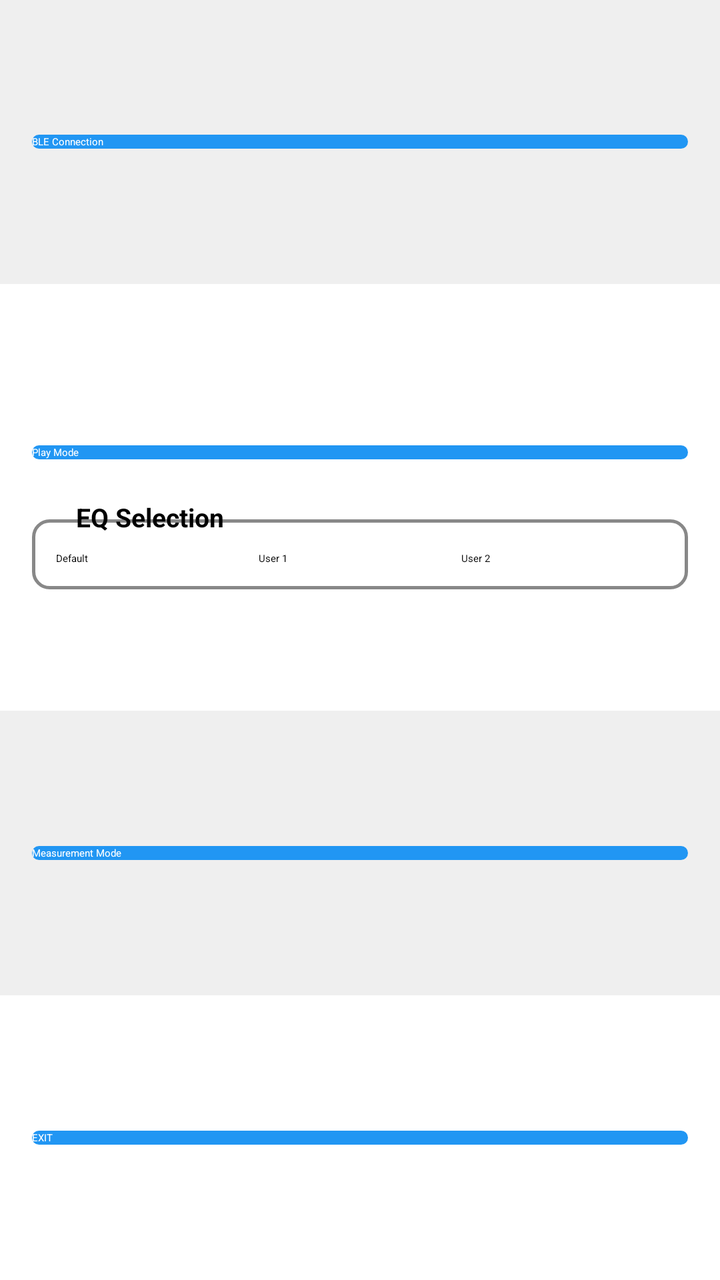
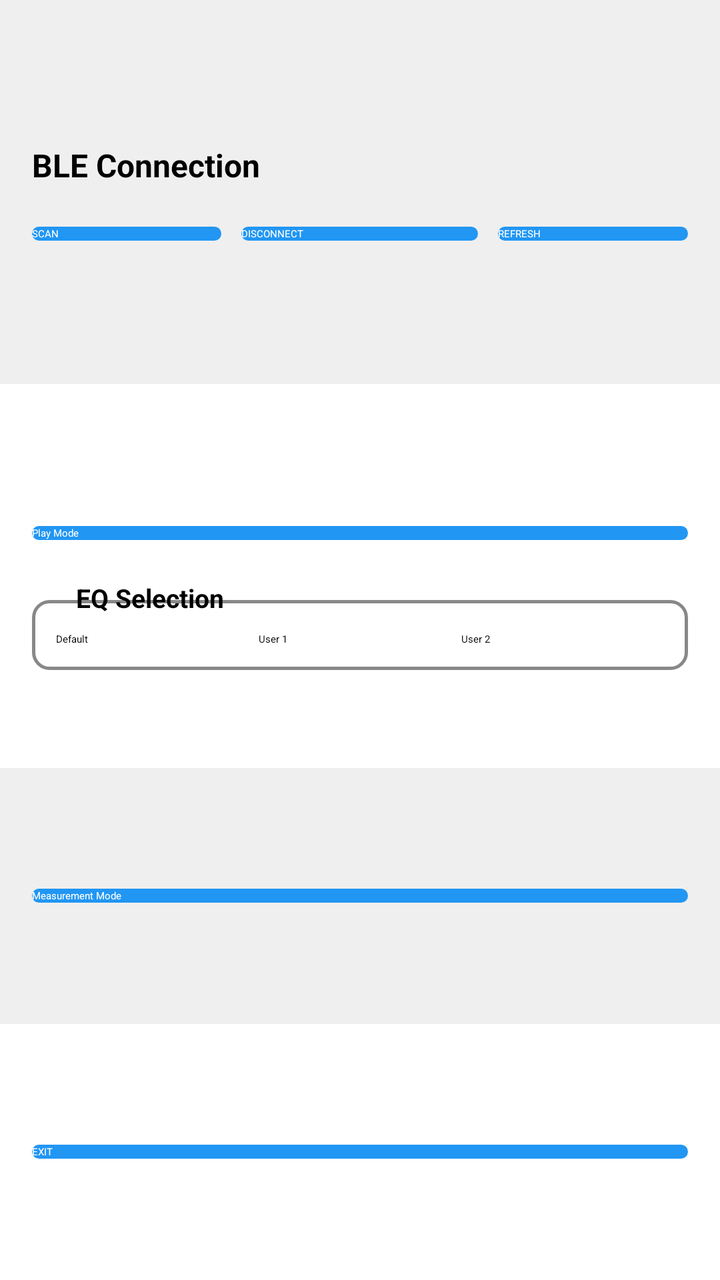

Compare the two renders of this Android layout. The source of the first and the diff that turns it into the second are given below.
<!-- AndroidManifest.xml: activity theme Theme.App.Starting -->
<!-- res/layout/activity_main.xml -->
<?xml version="1.0" encoding="utf-8"?>
<LinearLayout xmlns:android="http://schemas.android.com/apk/res/android"
    android:layout_width="match_parent"
    android:layout_height="match_parent"
    android:orientation="vertical">

    
    
    
    <LinearLayout
        android:layout_width="match_parent"
        android:layout_height="0dp"
        android:layout_weight="2"
        android:background="#10000000"
        android:gravity="center"
        android:orientation="vertical">

        <android.widget.Button
            android:id="@+id/btnBLEConnection"
            android:layout_width="match_parent"
            android:layout_height="wrap_content"
            android:layout_gravity="center"
            android:layout_marginLeft="16dp"
            android:layout_marginRight="16dp"
            android:background="@drawable/bg_button"
            android:text="@string/ble_connection"
            android:textColor="@color/btn_text_color" />
    </LinearLayout>

    
    
    
    <LinearLayout
        android:layout_width="match_parent"
        android:layout_height="0dp"
        android:layout_weight="3"
        android:gravity="center"
        android:orientation="vertical"
        android:padding="16dp">

        
        <LinearLayout
            android:layout_width="match_parent"
            android:layout_height="0dp"
            android:layout_marginBottom="10dp"
            android:layout_weight="4"
            android:gravity="bottom">

            <android.widget.Button
                android:id="@+id/btnPlayMode"
                android:layout_width="match_parent"
                android:layout_height="wrap_content"
                android:layout_alignParentTop="true"
                android:layout_centerHorizontal="true"
                android:layout_weight="1"
                android:background="@drawable/bg_button"
                android:text="@string/play_mode"
                android:textColor="@color/btn_text_color" />
        </LinearLayout>

        <LinearLayout
            android:layout_width="match_parent"
            android:layout_height="0dp"
            android:layout_marginTop="10dp"
            android:layout_weight="5"
            android:gravity="top">

            <RelativeLayout
                android:id="@+id/containerEqGroup"
                android:layout_width="match_parent"
                android:layout_height="wrap_content"
                android:layout_alignParentBottom="true"
                android:layout_weight="1">

                
                <LinearLayout
                    android:id="@+id/boxEqBorder"
                    android:layout_width="match_parent"
                    android:layout_height="wrap_content"
                    android:layout_marginTop="10dp"
                    android:background="@drawable/border_eq_group"
                    android:orientation="vertical"
                    android:paddingStart="12dp"
                    android:paddingTop="16dp"
                    android:paddingEnd="12dp"
                    android:paddingBottom="12dp">

                    
                    <RadioGroup
                        android:id="@+id/radioGroupEqSelection"
                        android:layout_width="match_parent"
                        android:layout_height="wrap_content"
                        android:orientation="horizontal">

                        <RadioButton
                            android:id="@+id/radioEQDefault"
                            android:layout_width="0dp"
                            android:layout_height="wrap_content"
                            android:layout_weight="1"
                            android:checked="true"
                            android:text="@string/eq_default" />

                        <RadioButton
                            android:id="@+id/radioEQUser1"
                            android:layout_width="0dp"
                            android:layout_height="wrap_content"
                            android:layout_weight="1"
                            android:text="@string/eq_user1" />

                        <RadioButton
                            android:id="@+id/radioEQUser2"
                            android:layout_width="0dp"
                            android:layout_height="wrap_content"
                            android:layout_weight="1"
                            android:text="@string/eq_user2" />
                    </RadioGroup>
                </LinearLayout>

                
                <TextView
                    android:id="@+id/tvEqSelectionTitle"
                    android:layout_width="wrap_content"
                    android:layout_height="wrap_content"
                    android:layout_alignParentStart="true"
                    android:layout_alignParentTop="true"
                    android:layout_marginStart="16dp"
                    android:background="?android:attr/windowBackground"
                    android:paddingStart="6dp"
                    android:paddingEnd="6dp"
                    android:text="@string/eq_selection"
                    android:textColor="@android:color/black"
                    android:textSize="13sp"
                    android:textStyle="bold" />

            </RelativeLayout>
        </LinearLayout>

        
    </LinearLayout>

    
    
    
    <LinearLayout
        android:layout_width="match_parent"
        android:layout_height="0dp"
        android:layout_weight="2"
        android:background="#10000000"
        android:gravity="center"
        android:orientation="vertical">

        <android.widget.Button
            android:id="@+id/btnMeasurementMode"
            android:layout_width="match_parent"
            android:layout_height="wrap_content"
            android:layout_gravity="center"
            android:layout_marginLeft="16dp"
            android:layout_marginRight="16dp"
            android:background="@drawable/bg_button"
            android:text="@string/measurement_mode"
            android:textColor="@color/btn_text_color" />
    </LinearLayout>

    
    
    
    <LinearLayout
        android:layout_width="match_parent"
        android:layout_height="0dp"
        android:layout_weight="2"
        android:gravity="center"
        android:orientation="vertical">

        <android.widget.Button
            android:id="@+id/btnExit"
            android:layout_width="match_parent"
            android:layout_height="wrap_content"
            android:layout_gravity="center"
            android:layout_marginLeft="16dp"
            android:layout_marginRight="16dp"
            android:background="@drawable/bg_button"
            android:text="@string/exit"
            android:textColor="@color/btn_text_color" />
    </LinearLayout>

</LinearLayout>
<!-- resources referenced by this layout -->
<resources>
  <color name="btn_text_color">#FFFFFFFF</color>
  <!-- drawable bg_button (drawable) -->
  <?xml version="1.0" encoding="utf-8"?>
  <selector xmlns:android="http://schemas.android.com/apk/res/android">
  
      
      <item android:state_pressed="true">
          <shape android:shape="rectangle">
              <solid android:color="#2196F3" /> 
              <corners android:radius="24dp" /> 
          </shape>
      </item>
  
      
      <item>
          <shape android:shape="rectangle">
              <solid android:color="#2196F3" /> 
              <corners android:radius="24dp" /> 
          </shape>
      </item>
  
  </selector>
  <!-- drawable border_eq_group (drawable) -->
  <?xml version="1.0" encoding="utf-8"?>
  <shape xmlns:android="http://schemas.android.com/apk/res/android"
      android:shape="rectangle">
      <solid android:color="@android:color/transparent" />
      <stroke
          android:width="1.5dp"
          android:color="#888888" /> 
      <corners android:radius="8dp" /> 
  </shape>
  <string name="ble_connection">BLE Connection</string>
  <string name="eq_default">Default</string>
  <string name="eq_selection">EQ Selection</string>
  <string name="eq_user1">User 1</string>
  <string name="eq_user2">User 2</string>
  <string name="exit">EXIT</string>
  <string name="measurement_mode">Measurement Mode</string>
  <string name="play_mode">Play Mode</string>
  <style name="Theme.App.Starting" parent="Theme.SplashScreen">
          
          <item name="windowSplashScreenBackground">#FFFFFF</item>
  
          
          <item name="windowSplashScreenIconBackgroundColor">#FFFFFF</item>
  
          
          <item name="windowSplashScreenAnimatedIcon">@drawable/ic_expamedia_logo</item>
  
          
          <item name="postSplashScreenTheme">@style/Theme.RoomEqualizer</item>
      </style>
  <style name="Theme.RoomEqualizer" parent="Theme.AppCompat.DayNight.NoActionBar">
          
          <item name="colorPrimary">@color/purple_500</item>
          <item name="colorPrimaryDark">@color/purple_700</item>
          <item name="colorAccent">@color/teal_200</item>
      </style>
  <color name="purple_500">#FF6200EE</color>
  <color name="purple_700">#FF3700B3</color>
  <color name="teal_200">#FF03DAC5</color>
</resources>

<!-- the commit's change to res/layout/activity_main.xml (unified diff, before → after) -->
@@ -10,21 +10,63 @@
     <LinearLayout
         android:layout_width="match_parent"
         android:layout_height="0dp"
-        android:layout_weight="2"
+        android:layout_weight="3"
         android:background="#10000000"
         android:gravity="center"
         android:orientation="vertical">
 
-        <android.widget.Button
-            android:id="@+id/btnBLEConnection"
-            android:layout_width="match_parent"
-            android:layout_height="wrap_content"
-            android:layout_gravity="center"
-            android:layout_marginLeft="16dp"
-            android:layout_marginRight="16dp"
-            android:background="@drawable/bg_button"
+        <TextView
+            android:id="@+id/textView"
+            android:layout_width="match_parent"
+            android:layout_height="wrap_content"
+            android:layout_marginLeft="16dp"
+            android:layout_marginRight="16dp"
+            android:layout_marginBottom="20dp"
             android:text="@string/ble_connection"
-            android:textColor="@color/btn_text_color" />
+            android:textColor="@color/black"
+            android:textSize="16sp"
+            android:textStyle="bold" />
+
+        <LinearLayout
+            android:layout_width="match_parent"
+            android:layout_height="wrap_content"
+            android:layout_marginLeft="16dp"
+            android:layout_marginRight="16dp"
+            android:orientation="horizontal">
+
+            <android.widget.Button
+                android:id="@+id/btnBLEScan"
+                android:layout_width="0dp"
+                android:layout_height="wrap_content"
+                android:layout_gravity="center"
+                android:layout_marginRight="10dp"
+                android:layout_weight="4"
+                android:background="@drawable/bg_button"
+                android:text="@string/btn_ble_scan"
+                android:textColor="@color/btn_text_color" />
+
+            <android.widget.Button
+                android:id="@+id/btnBLEDisconnect"
+                android:layout_width="0dp"
+                android:layout_height="wrap_content"
+                android:layout_gravity="center"
+                android:layout_weight="5"
+                android:background="@drawable/bg_button"
+                android:text="@string/btn_ble_disconnect"
+                android:textColor="@color/btn_text_color" />
+
+            <android.widget.Button
+                android:id="@+id/btnBLERefresh"
+                android:layout_width="0dp"
+                android:layout_height="wrap_content"
+                android:layout_gravity="center"
+                android:layout_marginLeft="10dp"
+                android:layout_weight="4"
+                android:background="@drawable/bg_button"
+                android:text="@string/btn_ble_refresh"
+                android:textColor="@color/btn_text_color" />
+        </LinearLayout>
+
     </LinearLayout>
 
     
<!-- resource entries referenced after the edit -->
@@ -1,5 +1,6 @@
 <!-- resources referenced by this layout -->
 <resources>
+  <color name="black">#FF000000</color>
   <color name="btn_text_color">#FFFFFFFF</color>
   <!-- drawable bg_button (drawable) -->
   <?xml version="1.0" encoding="utf-8"?>
@@ -33,6 +34,9 @@
       <corners android:radius="8dp" /> 
   </shape>
   <string name="ble_connection">BLE Connection</string>
+  <string name="btn_ble_disconnect">DISCONNECT</string>
+  <string name="btn_ble_refresh">REFRESH</string>
+  <string name="btn_ble_scan">SCAN</string>
   <string name="eq_default">Default</string>
   <string name="eq_selection">EQ Selection</string>
   <string name="eq_user1">User 1</string>
